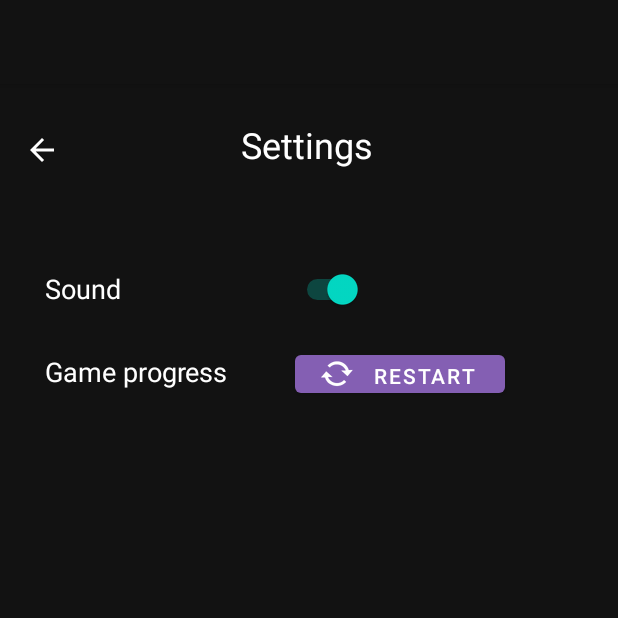
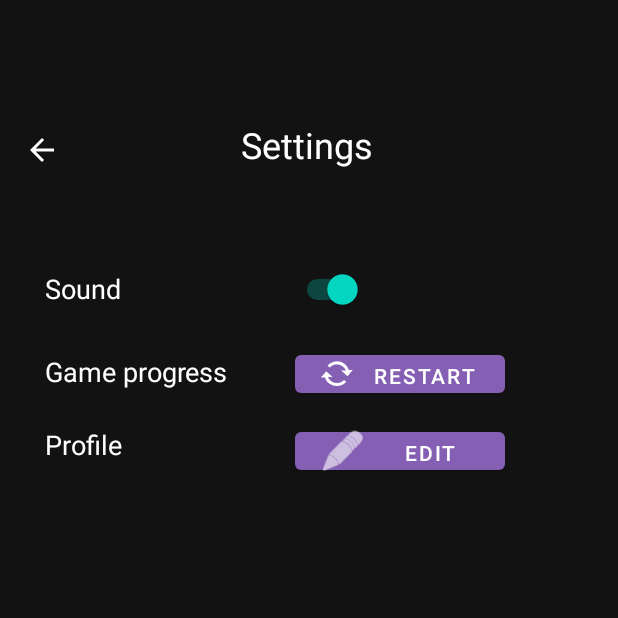
Before and after one commit to etr0n/Math-Riddle-Game, an Android app: the SettingsFragment screen opened through its navigation route, on a phone screen of 412 x 824 dp, the top half of it. Run offline under Robolectric (Android 15) with nearby library versions, the phone set to English and light mode, and no system bars; our stand-ins replace Room's generated code.

Commit message:
Created new fragment and altered layout files

```diff
--- a/app/src/main/java/com/example/mathriddles/SettingsFragment.kt
+++ b/app/src/main/java/com/example/mathriddles/SettingsFragment.kt
@@ -39,6 +39,10 @@
             viewModel.createLevelSequence()
             Toast.makeText(activity, "restarted", Toast.LENGTH_LONG).show()
         }
+        view.findViewById<Button>(R.id.settings_btn_editProfile).setOnClickListener{
+            val action = SettingsFragmentDirections.actionSettingsFragmentToEditProfile()
+            view.findNavController().navigate(action)
+        }
 
         val audioManager = requireContext().getSystemService(AudioManager::class.java)
         val sw1 = view.findViewById<Switch>(R.id.switch_sound)
--- a/app/src/main/res/layout/fragment_settings.xml
+++ b/app/src/main/res/layout/fragment_settings.xml
@@ -82,6 +82,29 @@
         app:layout_constraintStart_toStartOf="parent"
         app:layout_constraintTop_toBottomOf="@+id/sound_textView" />
 
+    <TextView
+        android:id="@+id/textView"
+        android:layout_width="wrap_content"
+        android:layout_height="wrap_content"
+        android:layout_marginStart="30dp"
+        android:layout_marginTop="24dp"
+        android:text="Profile"
+        android:textColor="#FFFFFF"
+        android:textSize="18sp"
+        app:layout_constraintStart_toStartOf="parent"
+        app:layout_constraintTop_toBottomOf="@+id/textView5" />
+
+    <Button
+        android:id="@+id/settings_btn_editProfile"
+        android:layout_width="140dp"
+        android:layout_height="37dp"
+        android:layout_marginTop="14dp"
+        android:layout_marginEnd="75dp"
+        android:text="Edit"
+        app:backgroundTint="#845fb3"
+        app:icon="@android:drawable/ic_menu_edit"
+        app:layout_constraintEnd_toEndOf="parent"
+        app:layout_constraintTop_toBottomOf="@+id/restart_btn" />
 
 
 </androidx.constraintlayout.widget.ConstraintLayout>
--- a/app/src/main/res/navigation/navigation.xml
+++ b/app/src/main/res/navigation/navigation.xml
@@ -114,5 +114,17 @@
         <action
             android:id="@+id/action_settingsFragment_to_startFragment"
             app:destination="@id/startFragment" />
+        <action
+            android:id="@+id/action_settingsFragment_to_editProfile"
+            app:destination="@id/editProfile" />
+    </fragment>
+    <fragment
+        android:id="@+id/editProfile"
+        android:name="com.example.mathriddles.EditProfile"
+        android:label="fragment_edit_profile"
+        tools:layout="@layout/fragment_edit_profile" >
+        <action
+            android:id="@+id/action_editProfile_to_settingsFragment"
+            app:destination="@id/settingsFragment" />
     </fragment>
 </navigation>
```
Also changed, not shown: app/src/main/java/com/example/mathriddles/EditProfile.kt (added, +29 -0 lines), app/src/main/res/layout/fragment_edit_profile.xml (added, +70 -0 lines), app/src/main/res/layout/fragment_level.xml (+13 -0 lines).
